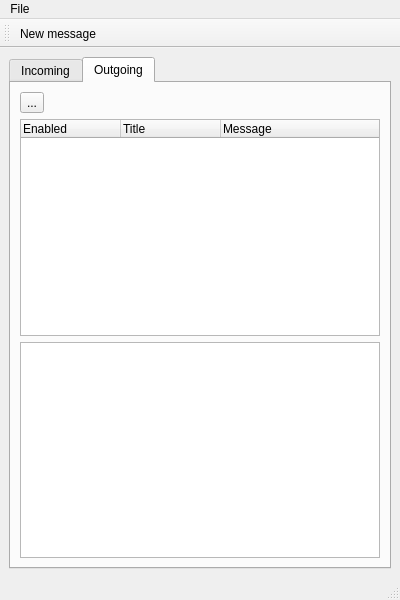
The window that ui/FluidNexusDesktop.ui (zeitkunst/FluidNexus) describes before a commit, drawn with Qt 5.
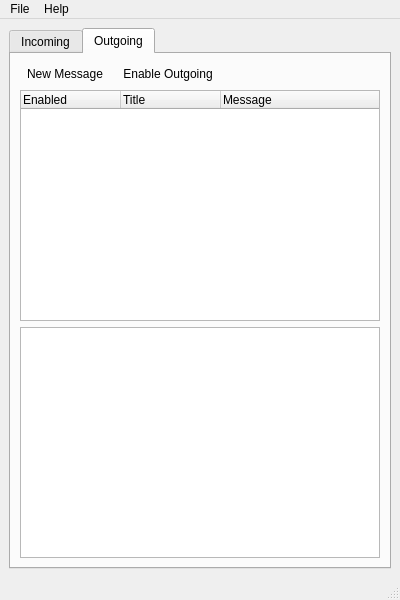
The same window after the commit. The open tabs and pages were chosen to show the change. Icons and pictures are not drawn.

What changed in the file:
```diff
--- a/ui/FluidNexusDesktop.ui
+++ b/ui/FluidNexusDesktop.ui
@@ -82,12 +82,47 @@
               <item>
                <widget class="QToolButton" name="toolButton">
                 <property name="text">
-                 <string>...</string>
+                 <string>New Message</string>
+                </property>
+                <property name="icon">
+                 <iconset resource="res/FluidNexus.qrc">
+                  <normaloff>:/icon32x32/icons/32x32/menu_add.png</normaloff>:/icon32x32/icons/32x32/menu_add.png</iconset>
+                </property>
+                <property name="iconSize">
+                 <size>
+                  <width>32</width>
+                  <height>32</height>
+                 </size>
+                </property>
+                <property name="toolButtonStyle">
+                 <enum>Qt::ToolButtonTextBesideIcon</enum>
+                </property>
+                <property name="autoRaise">
+                 <bool>true</bool>
+                </property>
+               </widget>
+              </item>
+              <item>
+               <widget class="QToolButton" name="enableOutgoingButton">
+                <property name="text">
+                 <string>Enable Outgoing</string>
                 </property>
                 <property name="icon">
                  <iconset resource="res/FluidNexus.qrc">
                   <normaloff>:/icon32x32/icons/32x32/menu_enable_outgoing.png</normaloff>:/icon32x32/icons/32x32/menu_enable_outgoing.png</iconset>
                 </property>
+                <property name="iconSize">
+                 <size>
+                  <width>32</width>
+                  <height>32</height>
+                 </size>
+                </property>
+                <property name="toolButtonStyle">
+                 <enum>Qt::ToolButtonTextBesideIcon</enum>
+                </property>
+                <property name="autoRaise">
+                 <bool>true</bool>
+                </property>
                </widget>
               </item>
               <item>
@@ -151,24 +186,16 @@
     <addaction name="separator"/>
     <addaction name="actionQuit"/>
    </widget>
+   <widget class="QMenu" name="menuHelp">
+    <property name="title">
+     <string>Help</string>
+    </property>
+    <addaction name="actionAbout"/>
+   </widget>
    <addaction name="menuFile"/>
+   <addaction name="menuHelp"/>
   </widget>
   <widget class="QStatusBar" name="statusbar"/>
-  <widget class="QToolBar" name="toolBar">
-   <property name="windowTitle">
-    <string>toolBar</string>
-   </property>
-   <property name="toolButtonStyle">
-    <enum>Qt::ToolButtonIconOnly</enum>
-   </property>
-   <attribute name="toolBarArea">
-    <enum>TopToolBarArea</enum>
-   </attribute>
-   <attribute name="toolBarBreak">
-    <bool>false</bool>
-   </attribute>
-   <addaction name="actionNewMessage"/>
-  </widget>
   <action name="actionNewMessage">
    <property name="icon">
     <iconset resource="res/FluidNexus.qrc">
```
Left out of the diff: 24 changed lines with no effect on the pictures.
